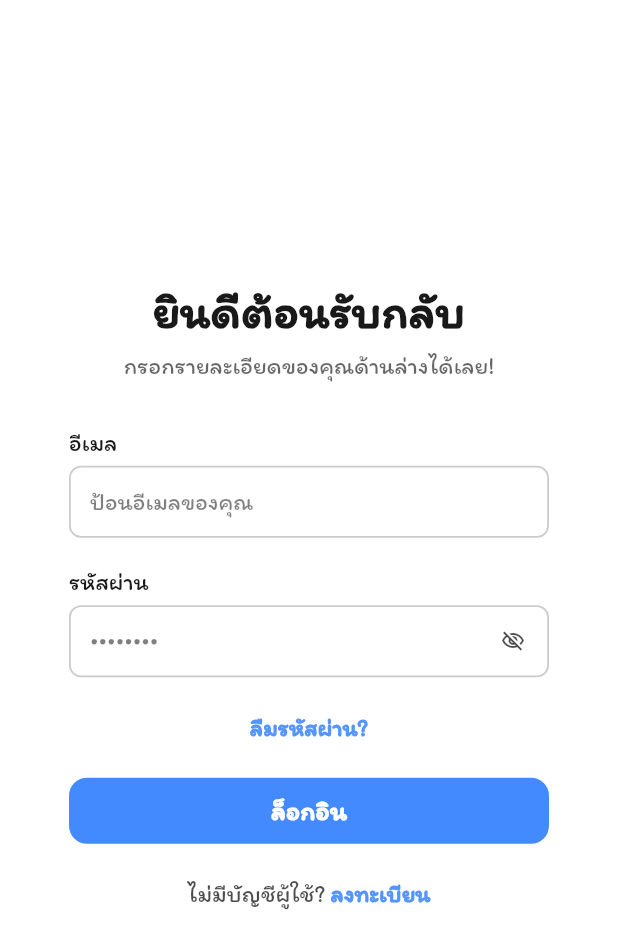
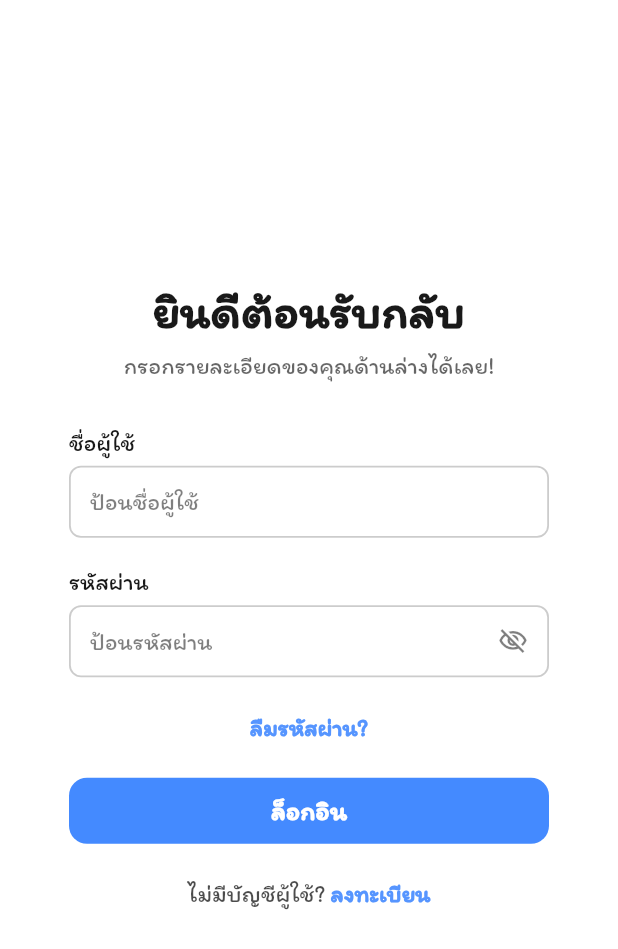
Before and after one commit to MelonDev/Melonkemo-APP, a Flutter app: the LoginPage screen opened by its route, on a phone screen of 412 x 824 dp. Shown: the top 949 px of the screen. Run offline on Flutter 3.47's test engine with Material 2 defaults, Android fonts, the phone set to English and light mode, and no system bars; our stand-ins replace auto_size_text, bot_toast, dio, flutter_secure_storage, go_router, rive; accounts and stored records are empty.

Commit message:
Updated Page

```diff
--- a/lib/pages/login/login_page.dart
+++ b/lib/pages/login/login_page.dart
@@ -215,10 +215,10 @@ class _LoginPageState extends State<LoginPage> {
         //key: _model.formKey,
         autovalidateMode: AutovalidateMode.disabled,
         child: Container(
-          constraints: BoxConstraints(
+          constraints: const BoxConstraints(
             maxWidth: 320,
           ),
-          decoration: BoxDecoration(
+          decoration: const BoxDecoration(
             shape: BoxShape.rectangle,
           ),
           child: Column(
@@ -240,7 +240,7 @@ class _LoginPageState extends State<LoginPage> {
             children: [
               SelectionArea(
                   child: Text(
-                'อีเมล',
+                'ชื่อผู้ใช้',
                 style: TextStyle(
                     color: Colors.black.withOpacity(0.9),
                     fontSize: 16,
@@ -269,7 +269,7 @@ class _LoginPageState extends State<LoginPage> {
               fontSize: 16,
               fontFamily: 'Itim',
               fontWeight: FontWeight.w500),
-          hintText: 'ป้อนอีเมลของคุณ',
+          hintText: 'ป้อนชื่อผู้ใช้',
           hintStyle: TextStyle(
               color: Colors.black.withOpacity(0.5),
               fontSize: 16,
@@ -322,7 +322,7 @@ class _LoginPageState extends State<LoginPage> {
 
   Widget _passwordTextField() {
     return Padding(
-      padding: EdgeInsetsDirectional.fromSTEB(0, 6, 0, 0),
+      padding: const EdgeInsetsDirectional.fromSTEB(0, 6, 0, 0),
       child: TextFormField(
         // controller: _model
         //     .passwordFieldController,
@@ -338,7 +338,7 @@ class _LoginPageState extends State<LoginPage> {
               fontSize: 16,
               fontFamily: 'Itim',
               fontWeight: FontWeight.w500),
-          hintText: isObscure ? '••••••••' : 'ป้อนรหัสผ่านของคุณ',
+          hintText: 'ป้อนรหัสผ่าน',
           hintStyle: TextStyle(
               color: Colors.black.withOpacity(0.5),
               fontSize: 16,
@@ -385,9 +385,9 @@ class _LoginPageState extends State<LoginPage> {
             child: Icon(
               isObscure
                   ? Icons.visibility_off_outlined
-                  : Icons.visibility_outlined,
-              color: Colors.black.withOpacity(0.7),
-              size: 16,
+                  : Icons.visibility_rounded,
+              color: isObscure ? Colors.black.withOpacity(0.5) : Colors.blueAccent,
+              size: 20,
             ),
           ),
         ),
```
Also changed, not shown: lib/core/helpers/http_helper.dart (+50 -51 lines), lib/pages/login/login_provider.dart (+30 -15 lines).
